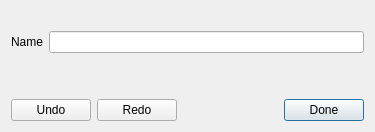
First picture: the form in ThanuvaUi/Form/GeometryDialog.ui, repository spoosanthiram/Thanuva, before the edit.
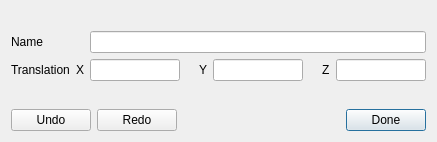
Second picture: the form after the edit.

Commit message: 1. Moving transformMatrix from Model to Geometry. Model now has transform values that can be saved/loaded. 2. Sphere generation is now good shape.

Diff of the .ui file:
```diff
--- a/ThanuvaUi/Form/GeometryDialog.ui
+++ b/ThanuvaUi/Form/GeometryDialog.ui
@@ -6,8 +6,8 @@
    <rect>
     <x>0</x>
     <y>0</y>
-    <width>375</width>
-    <height>132</height>
+    <width>437</width>
+    <height>142</height>
    </rect>
   </property>
   <property name="windowTitle">
@@ -34,17 +34,118 @@
     </widget>
    </item>
    <item>
-    <layout class="QHBoxLayout" name="horizontalLayout_2">
-     <item>
-      <widget class="QLabel" name="m_nameLabel">
+    <layout class="QGridLayout" name="gridLayout">
+     <item row="0" column="0">
+      <widget class="QLabel" name="m_nameLabel_2">
        <property name="text">
         <string>Name</string>
        </property>
       </widget>
      </item>
-     <item>
+     <item row="0" column="1">
+      <widget class="QLabel" name="label_2">
+       <property name="text">
+        <string/>
+       </property>
+      </widget>
+     </item>
+     <item row="0" column="2">
       <widget class="QLineEdit" name="m_nameLineEdit"/>
      </item>
+     <item row="1" column="0">
+      <widget class="QLabel" name="label">
+       <property name="text">
+        <string>Translation</string>
+       </property>
+      </widget>
+     </item>
+     <item row="1" column="1">
+      <widget class="QLabel" name="label_8">
+       <property name="text">
+        <string>X</string>
+       </property>
+      </widget>
+     </item>
+     <item row="1" column="2">
+      <layout class="QHBoxLayout" name="horizontalLayout_3">
+       <item>
+        <widget class="QLineEdit" name="m_translateXLineEdit">
+         <property name="minimumSize">
+          <size>
+           <width>90</width>
+           <height>0</height>
+          </size>
+         </property>
+        </widget>
+       </item>
+       <item>
+        <spacer name="horizontalSpacer_2">
+         <property name="orientation">
+          <enum>Qt::Horizontal</enum>
+         </property>
+         <property name="sizeType">
+          <enum>QSizePolicy::Fixed</enum>
+         </property>
+         <property name="sizeHint" stdset="0">
+          <size>
+           <width>13</width>
+           <height>20</height>
+          </size>
+         </property>
+        </spacer>
+       </item>
+       <item>
+        <widget class="QLabel" name="label_3">
+         <property name="text">
+          <string>Y</string>
+         </property>
+        </widget>
+       </item>
+       <item>
+        <widget class="QLineEdit" name="m_translateYLineEdit">
+         <property name="minimumSize">
+          <size>
+           <width>90</width>
+           <height>0</height>
+          </size>
+         </property>
+        </widget>
+       </item>
+       <item>
+        <spacer name="horizontalSpacer_3">
+         <property name="orientation">
+          <enum>Qt::Horizontal</enum>
+         </property>
+         <property name="sizeType">
+          <enum>QSizePolicy::Fixed</enum>
+         </property>
+         <property name="sizeHint" stdset="0">
+          <size>
+           <width>13</width>
+           <height>20</height>
+          </size>
+         </property>
+        </spacer>
+       </item>
+       <item>
+        <widget class="QLabel" name="label_4">
+         <property name="text">
+          <string>Z</string>
+         </property>
+        </widget>
+       </item>
+       <item>
+        <widget class="QLineEdit" name="m_translateZLineEdit">
+         <property name="minimumSize">
+          <size>
+           <width>90</width>
+           <height>0</height>
+          </size>
+         </property>
+        </widget>
+       </item>
+      </layout>
+     </item>
     </layout>
    </item>
    <item>
```
Left out of the diff: 9 changed lines with no effect on the pictures. The commit also changes 17 other files.
